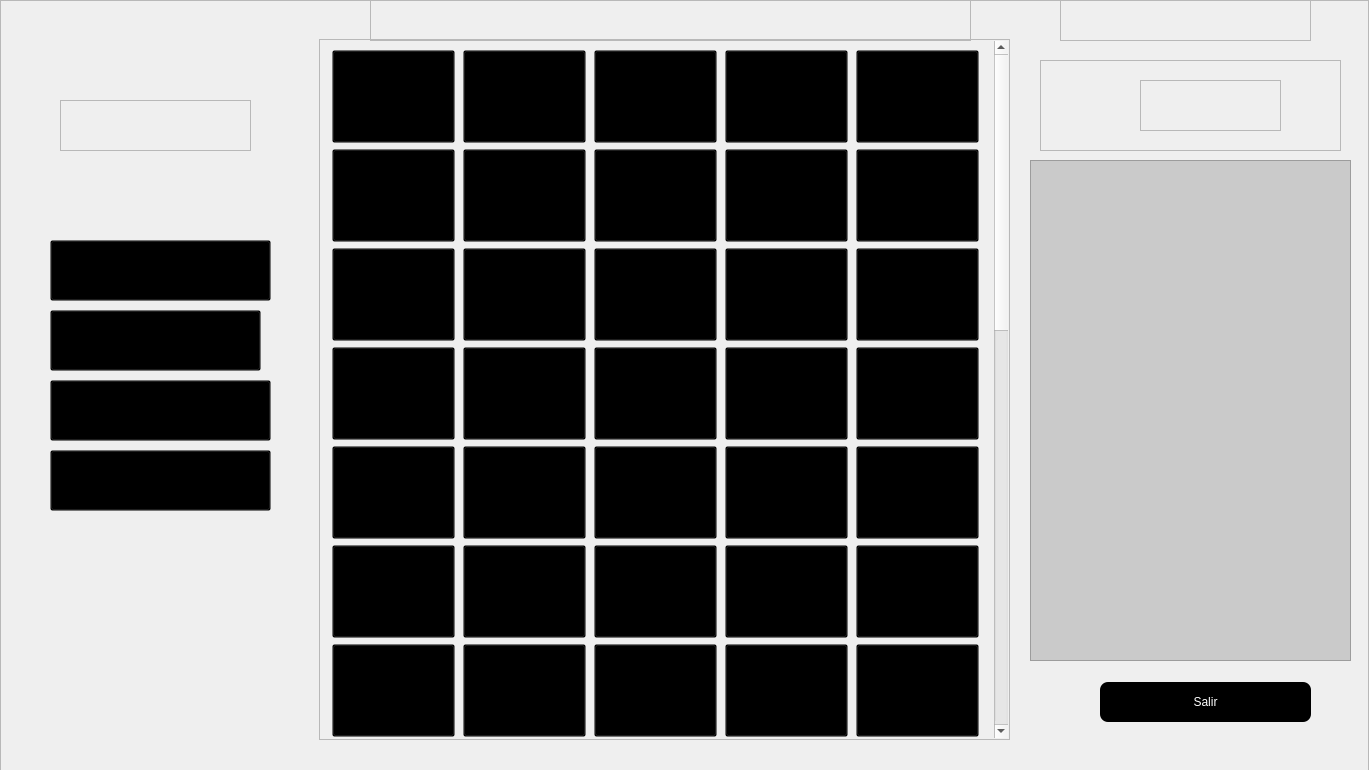
Old version of the form interfaz/ventana_habitaciones.ui in the repository Supranet-ar/tvip.
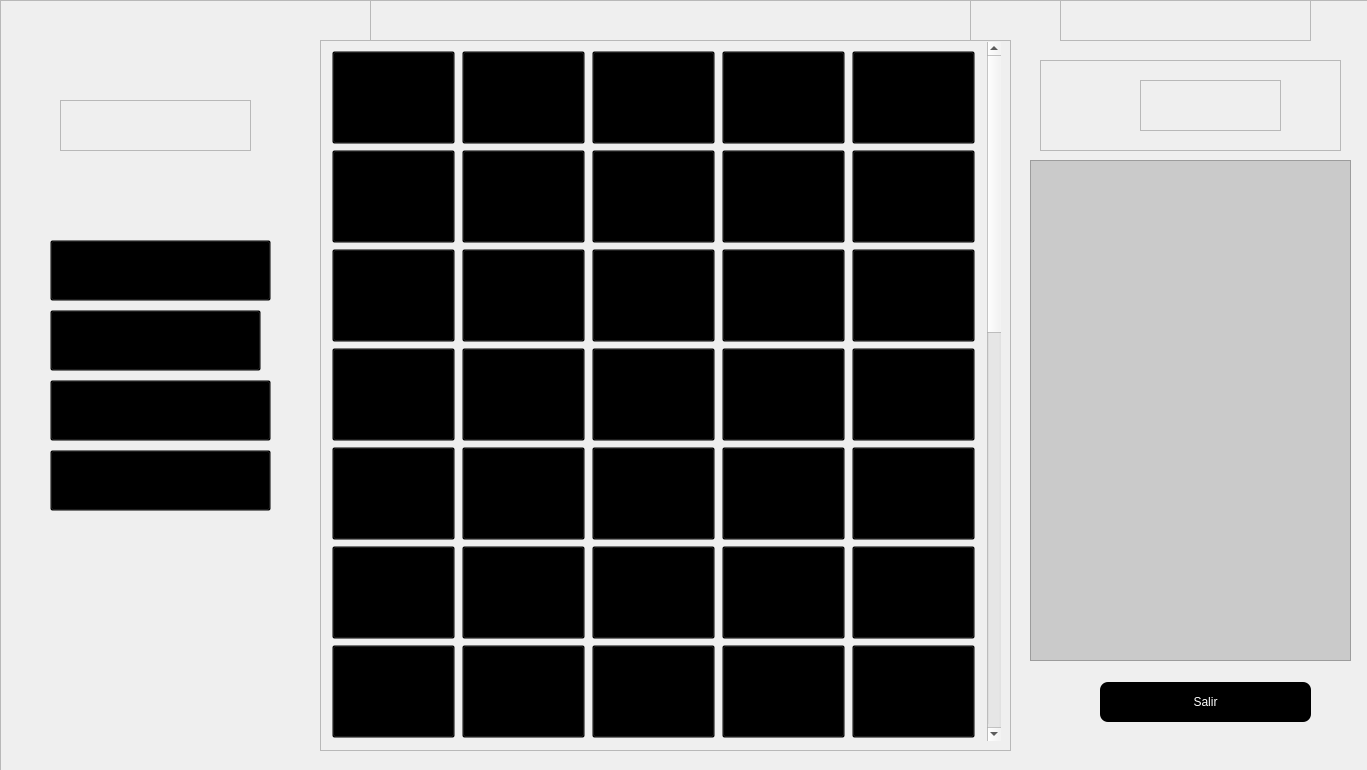
New version of the form. Icons and pictures are not drawn.

Commit message: Tarea:Mostrar menu actual sobre los botones

Patch:
```diff
--- a/interfaz/ventana_habitaciones.ui
+++ b/interfaz/ventana_habitaciones.ui
@@ -6,7 +6,7 @@
    <rect>
     <x>0</x>
     <y>0</y>
-    <width>1369</width>
+    <width>1367</width>
     <height>770</height>
    </rect>
   </property>
@@ -248,10 +248,10 @@
     <widget class="QFrame" name="Scrollaraea">
      <property name="geometry">
       <rect>
-       <x>319</x>
-       <y>39</y>
+       <x>320</x>
+       <y>40</y>
        <width>691</width>
-       <height>701</height>
+       <height>711</height>
       </rect>
      </property>
      <property name="frameShape">
@@ -260,24 +260,15 @@
      <property name="frameShadow">
       <enum>QFrame::Raised</enum>
      </property>
-     <layout class="QGridLayout" name="gridLayout">
-      <property name="leftMargin">
-       <number>0</number>
-      </property>
-      <property name="topMargin">
-       <number>0</number>
-      </property>
-      <property name="rightMargin">
-       <number>0</number>
-      </property>
-      <property name="bottomMargin">
-       <number>0</number>
-      </property>
-      <property name="spacing">
-       <number>0</number>
-      </property>
-      <item row="0" column="0">
        <widget class="QScrollArea" name="scrollArea">
+      <property name="geometry">
+       <rect>
+        <x>1</x>
+        <y>1</y>
+        <width>681</width>
+        <height>701</height>
+       </rect>
+      </property>
         <property name="minimumSize">
          <size>
           <width>121</width>
@@ -299,10 +290,9 @@
 QPushButton#btn1
 {
 background-color: transparent;
-&quot;background-image: url(c:/tvip/assets/boton off.png);&quot;
-background-repeat: no-repeat;
-max-width:121;
-
+  &quot; background-image: url(c:/tvip/assets/boton off.png);&quot;
+    background-repeat: no-repeat;
+    max-width: 121; 
 }
 
 QPushButton#btn2
@@ -380,12 +370,11 @@
 max-width:121;
 }
 
-QPushButton#btn11
-{
-background-color: transparent;
-background-image: url(c:/tvip/assets/boton off.png);
-background-repeat: no-repeat;
-max-width:121;
+QPushButton#btn11 {
+    background-color: transparent;
+    background-image: url(c:/tvip/assets/boton off.png);
+    background-repeat: no-repeat;
+    max-width: 121;
 }
 
 QPushButton#btn12
@@ -988,24 +977,87 @@
          <property name="geometry">
           <rect>
            <x>0</x>
-           <y>-998</y>
-           <width>670</width>
+         <y>0</y>
+         <width>662</width>
            <height>1695</height>
           </rect>
          </property>
          <property name="styleSheet">
           <string notr="true"/>
          </property>
-         <layout class="QGridLayout" name="gridLayout_2">
-          <item row="0" column="0">
-           <widget class="QPushButton" name="btn1">
+       <layout class="QGridLayout" name="gridLayout">
+        <item row="5" column="3">
+         <widget class="QPushButton" name="btn29">
             <property name="text">
              <string/>
             </property>
            </widget>
           </item>
-          <item row="0" column="1">
-           <widget class="QPushButton" name="btn2">
+        <item row="5" column="4">
+         <widget class="QPushButton" name="btn30">
+          <property name="text">
+           <string/>
+          </property>
+         </widget>
+        </item>
+        <item row="5" column="2">
+         <widget class="QPushButton" name="btn28">
+          <property name="text">
+           <string/>
+          </property>
+         </widget>
+        </item>
+        <item row="4" column="2">
+         <widget class="QPushButton" name="btn23">
+          <property name="text">
+           <string/>
+          </property>
+         </widget>
+        </item>
+        <item row="4" column="0">
+         <widget class="QPushButton" name="btn21">
+          <property name="text">
+           <string/>
+          </property>
+         </widget>
+        </item>
+        <item row="4" column="1">
+         <widget class="QPushButton" name="btn22">
+          <property name="text">
+           <string/>
+          </property>
+         </widget>
+        </item>
+        <item row="3" column="4">
+         <widget class="QPushButton" name="btn20">
+          <property name="text">
+           <string/>
+          </property>
+         </widget>
+        </item>
+        <item row="5" column="0">
+         <widget class="QPushButton" name="btn26">
+          <property name="text">
+           <string/>
+          </property>
+         </widget>
+        </item>
+        <item row="4" column="3">
+         <widget class="QPushButton" name="btn24">
+          <property name="text">
+           <string/>
+          </property>
+         </widget>
+        </item>
+        <item row="4" column="4">
+         <widget class="QPushButton" name="btn25">
+          <property name="text">
+           <string/>
+          </property>
+         </widget>
+        </item>
+        <item row="5" column="1">
+         <widget class="QPushButton" name="btn27">
             <property name="text">
              <string/>
             </property>
@@ -1024,20 +1076,6 @@
             </property>
            </widget>
           </item>
-          <item row="0" column="3">
-           <widget class="QPushButton" name="btn4">
-            <property name="text">
-             <string/>
-            </property>
-           </widget>
-          </item>
-          <item row="0" column="4">
-           <widget class="QPushButton" name="btn5">
-            <property name="text">
-             <string/>
-            </property>
-           </widget>
-          </item>
           <item row="1" column="0">
            <widget class="QPushButton" name="btn6">
             <property name="text">
@@ -1045,6 +1083,20 @@
             </property>
            </widget>
           </item>
+        <item row="0" column="3">
+         <widget class="QPushButton" name="btn4">
+          <property name="text">
+           <string/>
+          </property>
+         </widget>
+        </item>
+        <item row="1" column="1">
+         <widget class="QPushButton" name="btn7">
+          <property name="text">
+           <string/>
+          </property>
+         </widget>
+        </item>
           <item row="1" column="2">
            <widget class="QPushButton" name="btn8">
             <property name="text">
@@ -1052,62 +1104,6 @@
             </property>
            </widget>
           </item>
-          <item row="1" column="3">
-           <widget class="QPushButton" name="btn9">
-            <property name="text">
-             <string/>
-            </property>
-           </widget>
-          </item>
-          <item row="1" column="4">
-           <widget class="QPushButton" name="btn10">
-            <property name="text">
-             <string/>
-            </property>
-           </widget>
-          </item>
-          <item row="2" column="0">
-           <widget class="QPushButton" name="btn11">
-            <property name="text">
-             <string/>
-            </property>
-           </widget>
-          </item>
-          <item row="2" column="1">
-           <widget class="QPushButton" name="btn12">
-            <property name="text">
-             <string/>
-            </property>
-           </widget>
-          </item>
-          <item row="2" column="2">
-           <widget class="QPushButton" name="btn13">
-            <property name="text">
-             <string/>
-            </property>
-           </widget>
-          </item>
-          <item row="2" column="3">
-           <widget class="QPushButton" name="btn14">
-            <property name="text">
-             <string/>
-            </property>
-           </widget>
-          </item>
-          <item row="2" column="4">
-           <widget class="QPushButton" name="btn15">
-            <property name="text">
-             <string/>
-            </property>
-           </widget>
-          </item>
-          <item row="3" column="0">
-           <widget class="QPushButton" name="btn16">
-            <property name="text">
-             <string/>
-            </property>
-           </widget>
-          </item>
           <item row="3" column="1">
            <widget class="QPushButton" name="btn17">
             <property name="text">
@@ -1115,6 +1111,20 @@
             </property>
            </widget>
           </item>
+        <item row="3" column="0">
+         <widget class="QPushButton" name="btn16">
+          <property name="text">
+           <string/>
+          </property>
+         </widget>
+        </item>
+        <item row="2" column="4">
+         <widget class="QPushButton" name="btn15">
+          <property name="text">
+           <string/>
+          </property>
+         </widget>
+        </item>
           <item row="3" column="2">
            <widget class="QPushButton" name="btn18">
             <property name="text">
@@ -1129,92 +1139,70 @@
             </property>
            </widget>
           </item>
-          <item row="3" column="4">
-           <widget class="QPushButton" name="btn20">
+        <item row="1" column="4">
+         <widget class="QPushButton" name="btn10">
             <property name="text">
              <string/>
             </property>
            </widget>
           </item>
-          <item row="4" column="0">
-           <widget class="QPushButton" name="btn21">
+        <item row="2" column="1">
+         <widget class="QPushButton" name="btn12">
             <property name="text">
              <string/>
             </property>
            </widget>
           </item>
-          <item row="4" column="1">
-           <widget class="QPushButton" name="btn22">
+        <item row="2" column="3">
+         <widget class="QPushButton" name="btn14">
             <property name="text">
              <string/>
             </property>
            </widget>
           </item>
-          <item row="4" column="2">
-           <widget class="QPushButton" name="btn23">
+        <item row="2" column="2">
+         <widget class="QPushButton" name="btn13">
             <property name="text">
              <string/>
             </property>
            </widget>
           </item>
-          <item row="4" column="3">
-           <widget class="QPushButton" name="btn24">
+        <item row="0" column="1">
+         <widget class="QPushButton" name="btn2">
             <property name="text">
              <string/>
             </property>
            </widget>
           </item>
-          <item row="4" column="4">
-           <widget class="QPushButton" name="btn25">
-            <property name="text">
-             <string/>
+        <item row="0" column="0">
+         <widget class="QPushButton" name="btn1">
+          <property name="iconSize">
+           <size>
+            <width>123</width>
+            <height>93</height>
+           </size>
             </property>
            </widget>
           </item>
-          <item row="5" column="0">
-           <widget class="QPushButton" name="btn26">
+        <item row="1" column="3">
+         <widget class="QPushButton" name="btn9">
             <property name="text">
              <string/>
             </property>
            </widget>
           </item>
-          <item row="5" column="1">
-           <widget class="QPushButton" name="btn27">
-            <property name="text">
-             <string/>
-            </property>
-           </widget>
-          </item>
-          <item row="5" column="2">
-           <widget class="QPushButton" name="btn28">
+        <item row="2" column="0">
+         <widget class="QPushButton" name="btn11">
+          <property name="styleSheet">
+           <string notr="true"/>
+          </property>
             <property name="text">
              <string/>
             </property>
            </widget>
           </item>
-          <item row="5" column="3">
-           <widget class="QPushButton" name="btn29">
-            <property name="text">
-             <string/>
-            </property>
-           </widget>
-          </item>
-          <item row="5" column="4">
-           <widget class="QPushButton" name="btn30">
-            <property name="text">
-             <string/>
-            </property>
-           </widget>
-          </item>
-          <item row="6" column="0">
-           <widget class="QPushButton" name="btn31">
-            <property name="text">
-             <string/>
-            </property>
-           </widget>
-          </item>
-          <item row="6" column="2">
-           <widget class="QPushButton" name="btn33">
+        <item row="6" column="1">
+         <widget class="QPushButton" name="btn32">
             <property name="text">
              <string/>
             </property>
@@ -1234,15 +1222,8 @@
             </property>
            </widget>
           </item>
-          <item row="7" column="0">
-           <widget class="QPushButton" name="btn36">
-            <property name="text">
-             <string/>
-            </property>
-           </widget>
-          </item>
-          <item row="7" column="1">
-           <widget class="QPushButton" name="btn37">
+        <item row="6" column="2">
+         <widget class="QPushButton" name="btn33">
             <property name="text">
              <string/>
             </property>
@@ -1255,6 +1236,20 @@
             </property>
            </widget>
           </item>
+        <item row="7" column="1">
+         <widget class="QPushButton" name="btn37">
+          <property name="text">
+           <string/>
+          </property>
+         </widget>
+        </item>
+        <item row="7" column="0">
+         <widget class="QPushButton" name="btn36">
+          <property name="text">
+           <string/>
+          </property>
+         </widget>
+        </item>
           <item row="7" column="3">
            <widget class="QPushButton" name="btn39">
             <property name="text">
@@ -1262,13 +1257,6 @@
             </property>
            </widget>
           </item>
-          <item row="7" column="4">
-           <widget class="QPushButton" name="btn40">
-            <property name="text">
-             <string/>
-            </property>
-           </widget>
-          </item>
           <item row="8" column="0">
            <widget class="QPushButton" name="btn41">
             <property name="text">
@@ -1283,6 +1271,27 @@
             </property>
            </widget>
           </item>
+        <item row="7" column="4">
+         <widget class="QPushButton" name="btn40">
+          <property name="text">
+           <string/>
+          </property>
+         </widget>
+        </item>
+        <item row="6" column="0">
+         <widget class="QPushButton" name="btn31">
+          <property name="text">
+           <string/>
+          </property>
+         </widget>
+        </item>
+        <item row="8" column="4">
+         <widget class="QPushButton" name="btn45">
+          <property name="text">
+           <string/>
+          </property>
+         </widget>
+        </item>
           <item row="8" column="2">
            <widget class="QPushButton" name="btn43">
             <property name="text">
@@ -1297,27 +1306,6 @@
             </property>
            </widget>
           </item>
-          <item row="8" column="4">
-           <widget class="QPushButton" name="btn45">
-            <property name="text">
-             <string/>
-            </property>
-           </widget>
-          </item>
-          <item row="9" column="0">
-           <widget class="QPushButton" name="btn46">
-            <property name="text">
-             <string/>
-            </property>
-           </widget>
-          </item>
-          <item row="9" column="1">
-           <widget class="QPushButton" name="btn47">
-            <property name="text">
-             <string/>
-            </property>
-           </widget>
-          </item>
           <item row="9" column="2">
            <widget class="QPushButton" name="btn48">
             <property name="text">
@@ -1332,6 +1320,20 @@
             </property>
            </widget>
           </item>
+        <item row="9" column="0">
+         <widget class="QPushButton" name="btn46">
+          <property name="text">
+           <string/>
+          </property>
+         </widget>
+        </item>
+        <item row="9" column="1">
+         <widget class="QPushButton" name="btn47">
+          <property name="text">
+           <string/>
+          </property>
+         </widget>
+        </item>
           <item row="9" column="4">
            <widget class="QPushButton" name="btn50">
             <property name="text">
@@ -1360,8 +1362,22 @@
             </property>
            </widget>
           </item>
-          <item row="10" column="3">
-           <widget class="QPushButton" name="btn54">
+        <item row="12" column="1">
+         <widget class="QPushButton" name="btn62">
+          <property name="text">
+           <string/>
+          </property>
+         </widget>
+        </item>
+        <item row="12" column="2">
+         <widget class="QPushButton" name="btn63">
+          <property name="text">
+           <string/>
+          </property>
+         </widget>
+        </item>
+        <item row="12" column="3">
+         <widget class="QPushButton" name="btn64">
             <property name="text">
              <string/>
             </property>
@@ -1374,6 +1390,13 @@
             </property>
            </widget>
           </item>
+        <item row="10" column="3">
+         <widget class="QPushButton" name="btn54">
+          <property name="text">
+           <string/>
+          </property>
+         </widget>
+        </item>
           <item row="11" column="0">
            <widget class="QPushButton" name="btn56">
             <property name="text">
@@ -1381,8 +1404,8 @@
             </property>
            </widget>
           </item>
-          <item row="11" column="1">
-           <widget class="QPushButton" name="btn57">
+        <item row="11" column="4">
+         <widget class="QPushButton" name="btn60">
             <property name="text">
              <string/>
             </property>
@@ -1402,8 +1425,8 @@
             </property>
            </widget>
           </item>
-          <item row="11" column="4">
-           <widget class="QPushButton" name="btn60">
+        <item row="11" column="1">
+         <widget class="QPushButton" name="btn57">
             <property name="text">
              <string/>
             </property>
@@ -1416,29 +1439,15 @@
             </property>
            </widget>
           </item>
-          <item row="12" column="1">
-           <widget class="QPushButton" name="btn62">
+        <item row="16" column="3">
+         <widget class="QPushButton" name="btn84">
             <property name="text">
              <string/>
             </property>
            </widget>
           </item>
-          <item row="12" column="2">
-           <widget class="QPushButton" name="btn63">
-            <property name="text">
-             <string/>
-            </property>
-           </widget>
-          </item>
-          <item row="12" column="3">
-           <widget class="QPushButton" name="btn64">
-            <property name="text">
-             <string/>
-            </property>
-           </widget>
-          </item>
-          <item row="12" column="4">
-           <widget class="QPushButton" name="btn65">
+        <item row="16" column="4">
+         <widget class="QPushButton" name="btn85">
             <property name="text">
              <string/>
             </property>
@@ -1451,8 +1460,8 @@
             </property>
            </widget>
           </item>
-          <item row="13" column="1">
-           <widget class="QPushButton" name="btn67">
+        <item row="12" column="4">
+         <widget class="QPushButton" name="btn65">
             <property name="text">
              <string/>
             </property>
@@ -1465,6 +1474,13 @@
             </property>
            </widget>
           </item>
+        <item row="13" column="1">
+         <widget class="QPushButton" name="btn67">
+          <property name="text">
+           <string/>
+          </property>
+         </widget>
+        </item>
           <item row="13" column="3">
            <widget class="QPushButton" name="btn69">
             <property name="text">
@@ -1486,6 +1502,20 @@
             </property>
            </widget>
           </item>
+        <item row="14" column="4">
+         <widget class="QPushButton" name="btn75">
+          <property name="text">
+           <string/>
+          </property>
+         </widget>
+        </item>
+        <item row="14" column="3">
+         <widget class="QPushButton" name="btn74">
+          <property name="text">
+           <string/>
+          </property>
+         </widget>
+        </item>
           <item row="14" column="1">
            <widget class="QPushButton" name="btn72">
             <property name="text">
@@ -1500,15 +1530,8 @@
             </property>
            </widget>
           </item>
-          <item row="14" column="3">
-           <widget class="QPushButton" name="btn74">
-            <property name="text">
-             <string/>
-            </property>
-           </widget>
-          </item>
-          <item row="14" column="4">
-           <widget class="QPushButton" name="btn75">
+        <item row="15" column="2">
+         <widget class="QPushButton" name="btn78">
             <property name="text">
              <string/>
             </property>
@@ -1528,27 +1551,6 @@
             </property>
            </widget>
           </item>
-          <item row="15" column="2">
-           <widget class="QPushButton" name="btn78">
-            <property name="text">
-             <string/>
-            </property>
-           </widget>
-          </item>
-          <item row="15" column="3">
-           <widget class="QPushButton" name="btn79">
-            <property name="text">
-             <string/>
-            </property>
-           </widget>
-          </item>
-          <item row="15" column="4">
-           <widget class="QPushButton" name="btn80">
-            <property name="text">
-             <string/>
-            </property>
-           </widget>
-          </item>
           <item row="16" column="0">
            <widget class="QPushButton" name="btn81">
             <property name="text">
@@ -1563,6 +1565,20 @@
             </property>
            </widget>
           </item>
+        <item row="15" column="3">
+         <widget class="QPushButton" name="btn79">
+          <property name="text">
+           <string/>
+          </property>
+         </widget>
+        </item>
+        <item row="15" column="4">
+         <widget class="QPushButton" name="btn80">
+          <property name="text">
+           <string/>
+          </property>
+         </widget>
+        </item>
           <item row="16" column="2">
            <widget class="QPushButton" name="btn83">
             <property name="text">
@@ -1570,39 +1586,16 @@
             </property>
            </widget>
           </item>
-          <item row="16" column="3">
-           <widget class="QPushButton" name="btn84">
+        <item row="0" column="4">
+         <widget class="QPushButton" name="btn5">
             <property name="text">
              <string/>
             </property>
            </widget>
           </item>
-          <item row="16" column="4">
-           <widget class="QPushButton" name="btn85">
-            <property name="text">
-             <string/>
-            </property>
-           </widget>
-          </item>
-          <item row="1" column="1">
-           <widget class="QPushButton" name="btn7">
-            <property name="text">
-             <string/>
-            </property>
-           </widget>
-          </item>
-          <item row="6" column="1">
-           <widget class="QPushButton" name="btn32">
-            <property name="text">
-             <string/>
-            </property>
-           </widget>
-          </item>
          </layout>
         </widget>
        </widget>
-      </item>
-     </layout>
     </widget>
     <widget class="QFrame" name="timer">
      <property name="geometry">
```
Lines whose indentation alone changed are shown as unchanged. The commit also changes 2 other files.
